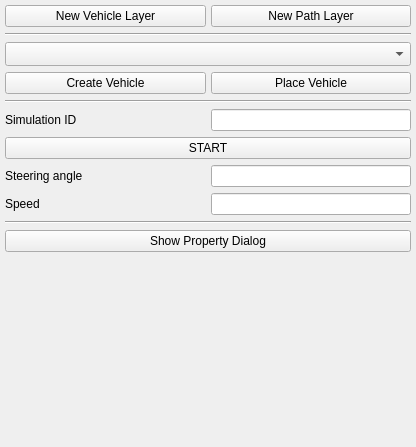
lugafner/QgisSweptPath, file qgis_swept_path_dockwidget_base.ui: the form before one commit.
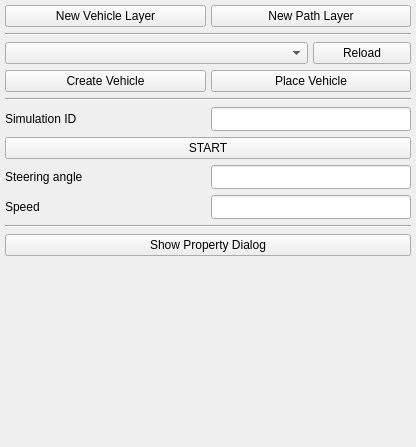
The form after the commit.

Commit message: Add reload vehicle list button. Fix #73

Patch:
```diff
--- a/qgis_swept_path_dockwidget_base.ui
+++ b/qgis_swept_path_dockwidget_base.ui
@@ -72,50 +72,77 @@
         <property name="horizontalSpacing">
          <number>5</number>
         </property>
-        <item row="13" column="0">
-         <widget class="QLabel" name="lblSpeed">
-          <property name="text">
-           <string>Speed</string>
-          </property>
-          <property name="alignment">
-           <set>Qt::AlignLeading|Qt::AlignLeft|Qt::AlignVCenter</set>
-          </property>
-         </widget>
-        </item>
-        <item row="16" column="0" colspan="2">
-         <spacer name="verticalSpacer">
-          <property name="orientation">
-           <enum>Qt::Vertical</enum>
-          </property>
-          <property name="sizeHint" stdset="0">
+        <item row="4" column="0" colspan="3">
+         <widget class="QComboBox" name="cmboVehicleSelect">
+          <property name="minimumSize">
            <size>
-            <width>20</width>
+            <width>0</width>
             <height>0</height>
            </size>
           </property>
-         </spacer>
-        </item>
-        <item row="5" column="1">
-         <widget class="QPushButton" name="btnPlaceVehicle">
-          <property name="sizePolicy">
-           <sizepolicy hsizetype="Expanding" vsizetype="Fixed">
-            <horstretch>0</horstretch>
-            <verstretch>0</verstretch>
-           </sizepolicy>
-          </property>
-          <property name="text">
-           <string>Place Vehicle</string>
-          </property>
          </widget>
         </item>
-        <item row="1" column="0">
+        <item row="1" column="0" colspan="2">
          <widget class="QPushButton" name="btnAddVehicleLayer">
           <property name="text">
            <string>New Vehicle Layer</string>
           </property>
          </widget>
         </item>
-        <item row="5" column="0">
+        <item row="11" column="0" colspan="2">
+         <widget class="QLabel" name="lblSteeringAngle">
+          <property name="text">
+           <string>Steering angle</string>
+          </property>
+          <property name="alignment">
+           <set>Qt::AlignLeading|Qt::AlignLeft|Qt::AlignVCenter</set>
+          </property>
+         </widget>
+        </item>
+        <item row="10" column="0" colspan="4">
+         <widget class="QPushButton" name="btnStartStopSimulation">
+          <property name="text">
+           <string>START</string>
+          </property>
+         </widget>
+        </item>
+        <item row="8" column="2" colspan="2">
+         <widget class="QLineEdit" name="txtSimulationId">
+          <property name="minimumSize">
+           <size>
+            <width>0</width>
+            <height>24</height>
+           </size>
+          </property>
+         </widget>
+        </item>
+        <item row="1" column="2" colspan="2">
+         <widget class="QPushButton" name="btnAddPathLayer">
+          <property name="text">
+           <string>New Path Layer</string>
+          </property>
+         </widget>
+        </item>
+        <item row="4" column="3">
+         <widget class="QPushButton" name="btnReloadVehicleList">
+          <property name="sizePolicy">
+           <sizepolicy hsizetype="Expanding" vsizetype="Fixed">
+            <horstretch>0</horstretch>
+            <verstretch>0</verstretch>
+           </sizepolicy>
+          </property>
+          <property name="minimumSize">
+           <size>
+            <width>0</width>
+            <height>0</height>
+           </size>
+          </property>
+          <property name="text">
+           <string>Reload</string>
+          </property>
+         </widget>
+        </item>
+        <item row="5" column="0" colspan="2">
          <widget class="QPushButton" name="btnCreateVehicle">
           <property name="sizePolicy">
            <sizepolicy hsizetype="Expanding" vsizetype="Fixed">
@@ -128,7 +155,50 @@
           </property>
          </widget>
         </item>
-        <item row="8" column="0">
+        <item row="2" column="0" colspan="4">
+         <widget class="Line" name="line">
+          <property name="orientation">
+           <enum>Qt::Horizontal</enum>
+          </property>
+         </widget>
+        </item>
+        <item row="5" column="2" colspan="2">
+         <widget class="QPushButton" name="btnPlaceVehicle">
+          <property name="sizePolicy">
+           <sizepolicy hsizetype="Expanding" vsizetype="Fixed">
+            <horstretch>0</horstretch>
+            <verstretch>0</verstretch>
+           </sizepolicy>
+          </property>
+          <property name="text">
+           <string>Place Vehicle</string>
+          </property>
+         </widget>
+        </item>
+        <item row="15" column="0" colspan="4">
+         <widget class="QPushButton" name="btnShowProperties">
+          <property name="focusPolicy">
+           <enum>Qt::NoFocus</enum>
+          </property>
+          <property name="text">
+           <string>Show Property Dialog</string>
+          </property>
+         </widget>
+        </item>
+        <item row="17" column="0" colspan="4">
+         <spacer name="verticalSpacer">
+          <property name="orientation">
+           <enum>Qt::Vertical</enum>
+          </property>
+          <property name="sizeHint" stdset="0">
+           <size>
+            <width>20</width>
+            <height>0</height>
+           </size>
+          </property>
+         </spacer>
+        </item>
+        <item row="8" column="0" colspan="2">
          <widget class="QLabel" name="lblSimulationId">
           <property name="layoutDirection">
            <enum>Qt::RightToLeft</enum>
@@ -141,31 +211,59 @@
           </property>
          </widget>
         </item>
-        <item row="11" column="0">
-         <widget class="QLabel" name="lblSteeringAngle">
-          <property name="text">
-           <string>Steering angle</string>
+        <item row="16" column="0">
+         <spacer name="horizontalSpacer">
+          <property name="orientation">
+           <enum>Qt::Horizontal</enum>
           </property>
-          <property name="alignment">
-           <set>Qt::AlignLeading|Qt::AlignLeft|Qt::AlignVCenter</set>
+          <property name="sizeHint" stdset="0">
+           <size>
+            <width>40</width>
+            <height>20</height>
+           </size>
           </property>
-         </widget>
+         </spacer>
         </item>
-        <item row="1" column="1">
-         <widget class="QPushButton" name="btnAddPathLayer">
-          <property name="text">
-           <string>New Path Layer</string>
+        <item row="16" column="1">
+         <spacer name="horizontalSpacer_2">
+          <property name="orientation">
+           <enum>Qt::Horizontal</enum>
           </property>
-         </widget>
+          <property name="sizeHint" stdset="0">
+           <size>
+            <width>40</width>
+            <height>20</height>
+           </size>
+          </property>
+         </spacer>
         </item>
-        <item row="3" column="0" colspan="2">
-         <widget class="Line" name="line">
+        <item row="16" column="2">
+         <spacer name="horizontalSpacer_3">
           <property name="orientation">
            <enum>Qt::Horizontal</enum>
           </property>
-         </widget>
+          <property name="sizeHint" stdset="0">
+           <size>
+            <width>40</width>
+            <height>20</height>
+           </size>
+          </property>
+         </spacer>
         </item>
-        <item row="7" column="0" colspan="2">
+        <item row="16" column="3">
+         <spacer name="horizontalSpacer_4">
+          <property name="orientation">
+           <enum>Qt::Horizontal</enum>
+          </property>
+          <property name="sizeHint" stdset="0">
+           <size>
+            <width>40</width>
+            <height>20</height>
+           </size>
+          </property>
+         </spacer>
+        </item>
+        <item row="6" column="0" colspan="4">
          <widget class="Line" name="line1">
           <property name="sizePolicy">
            <sizepolicy hsizetype="Minimum" vsizetype="Fixed">
@@ -181,28 +279,28 @@
           </property>
          </widget>
         </item>
-        <item row="13" column="1">
-         <widget class="QLineEdit" name="txtSpeed"/>
-        </item>
-        <item row="10" column="0" colspan="2">
-         <widget class="QPushButton" name="btnStartStopSimulation">
+        <item row="13" column="0" colspan="2">
+         <widget class="QLabel" name="lblSpeed">
           <property name="text">
-           <string>START</string>
+           <string>Speed</string>
           </property>
+          <property name="alignment">
+           <set>Qt::AlignLeading|Qt::AlignLeft|Qt::AlignVCenter</set>
+          </property>
          </widget>
         </item>
-        <item row="15" column="0" colspan="2">
-         <widget class="QPushButton" name="btnShowProperties">
-          <property name="focusPolicy">
-           <enum>Qt::NoFocus</enum>
+        <item row="11" column="2" colspan="2">
+         <widget class="QLineEdit" name="txtSteeringAngle">
+          <property name="minimumSize">
+           <size>
+            <width>0</width>
+            <height>24</height>
+           </size>
           </property>
-          <property name="text">
-           <string>Show Property Dialog</string>
-          </property>
          </widget>
         </item>
-        <item row="4" column="0" colspan="2">
-         <widget class="QComboBox" name="cmboVehicleSelect">
+        <item row="13" column="2" colspan="2">
+         <widget class="QLineEdit" name="txtSpeed">
           <property name="minimumSize">
            <size>
             <width>0</width>
@@ -211,19 +309,13 @@
           </property>
          </widget>
         </item>
-        <item row="14" column="0" colspan="2">
+        <item row="14" column="0" colspan="4">
          <widget class="Line" name="line_2">
           <property name="orientation">
            <enum>Qt::Horizontal</enum>
           </property>
          </widget>
         </item>
-        <item row="8" column="1">
-         <widget class="QLineEdit" name="txtSimulationId"/>
-        </item>
-        <item row="11" column="1">
-         <widget class="QLineEdit" name="txtSteeringAngle"/>
-        </item>
        </layout>
       </widget>
      </widget>
```
The commit also changes 1 other file.
